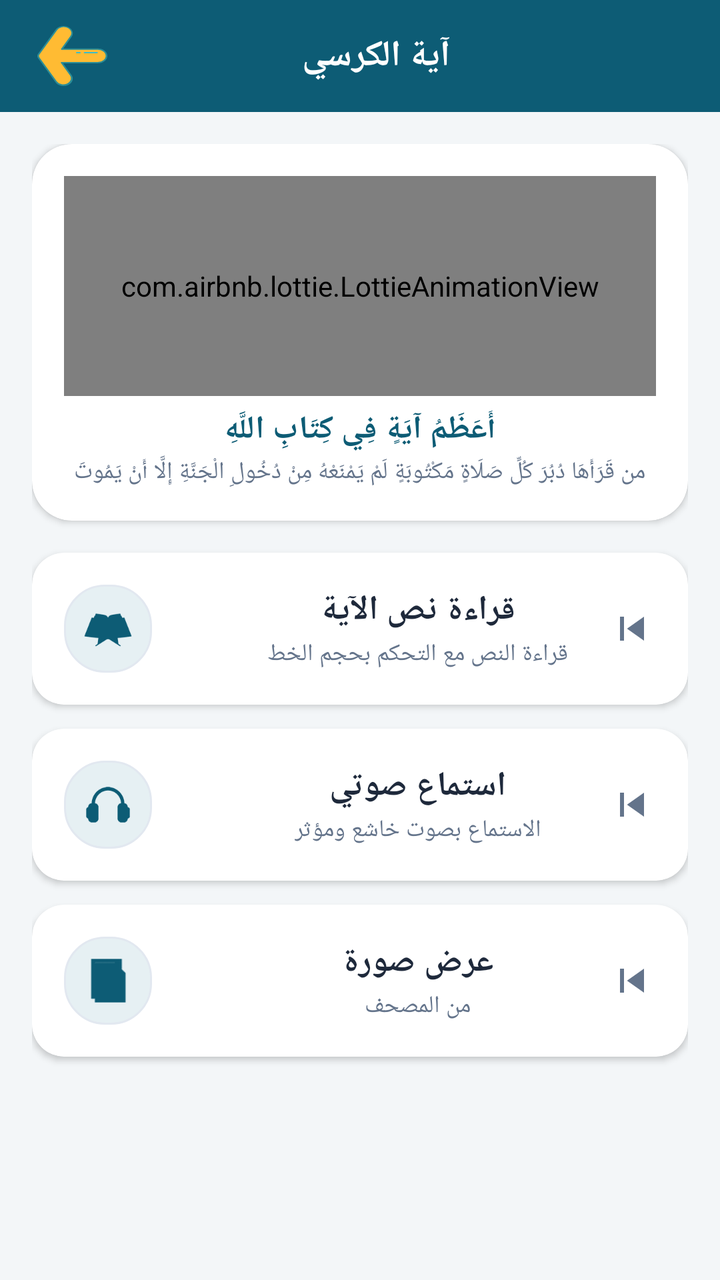
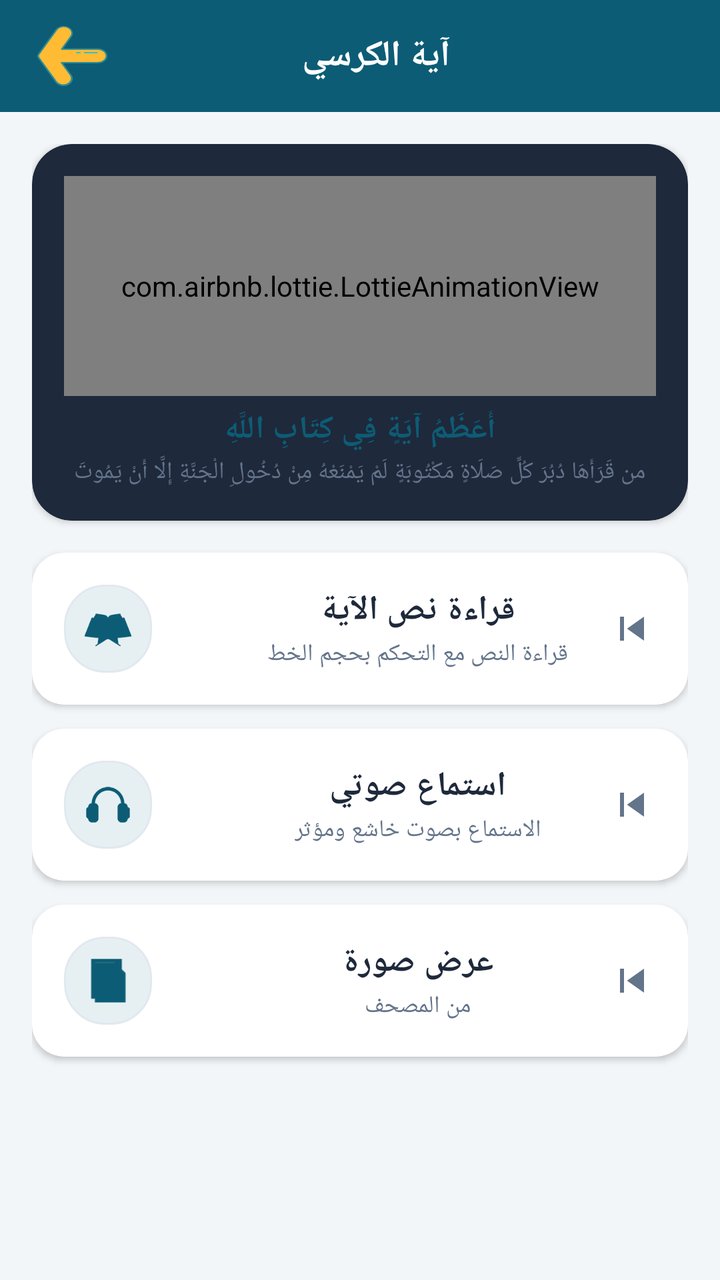

Before-and-after screenshots of an Android layout around one commit, followed by the original layout XML and the change that was made.
<!-- AndroidManifest.xml: application theme AppTheme -->
<!-- res/layout/activity_ayakor.xml -->
<?xml version="1.0" encoding="utf-8"?>
<LinearLayout xmlns:android="http://schemas.android.com/apk/res/android"
    xmlns:app="http://schemas.android.com/apk/res-auto"
    xmlns:tools="http://schemas.android.com/tools"
    android:layout_width="match_parent"
    android:layout_height="match_parent"
    android:background="@color/bg_main"
    android:orientation="vertical"
    tools:context=".ayakor.AyakorActivity">

    
    <com.google.android.material.appbar.AppBarLayout
        android:layout_width="match_parent"
        android:layout_height="wrap_content"
        android:background="@color/colorPrimary">

        <androidx.appcompat.widget.Toolbar
            android:id="@+id/toolbar"
            android:layout_width="match_parent"
            android:layout_height="?attr/actionBarSize"
            android:background="@color/colorPrimary"
            app:popupTheme="@style/AppTheme.PopupOverlay">

            <RelativeLayout
                android:layout_width="match_parent"
                android:layout_height="wrap_content"
                android:paddingEnd="16dp">

                <androidx.appcompat.widget.AppCompatImageButton
                    android:id="@+id/back_button"
                    android:layout_width="40dp"
                    android:layout_height="40dp"
                    android:layout_alignParentStart="true"
                    android:layout_centerVertical="true"
                    android:background="?attr/selectableItemBackgroundBorderless"
                    android:src="@drawable/ic_back_button" />

                <TextView
                    android:id="@+id/toolbar_title"
                    android:layout_width="wrap_content"
                    android:layout_height="wrap_content"
                    android:layout_centerInParent="true"
                    android:fontFamily="@font/flat5"
                    android:text="آية الكرسي"
                    android:textColor="@color/text_white"
                    android:textSize="18sp"
                    android:textStyle="bold" />
            </RelativeLayout>
        </androidx.appcompat.widget.Toolbar>
    </com.google.android.material.appbar.AppBarLayout>

    <ScrollView
        android:layout_width="match_parent"
        android:layout_height="0dp"
        android:layout_weight="1"
        android:fillViewport="true"
        android:scrollbars="none">

        <LinearLayout
            android:layout_width="match_parent"
            android:layout_height="wrap_content"
            android:orientation="vertical"
            android:padding="16dp">

            
            <androidx.cardview.widget.CardView
                android:layout_width="match_parent"
                android:layout_height="wrap_content"
                android:layout_marginBottom="16dp"
                app:cardBackgroundColor="@color/card_bg"
                app:cardCornerRadius="20dp"
                app:cardElevation="2dp">

                <LinearLayout
                    android:layout_width="match_parent"
                    android:layout_height="wrap_content"
                    android:gravity="center"
                    android:orientation="vertical"
                    android:padding="16dp">

                    <com.airbnb.lottie.LottieAnimationView
                        android:id="@+id/animationView"
                        android:layout_width="match_parent"
                        android:layout_height="110dp"
                        app:lottie_autoPlay="true"
                        app:lottie_loop="false"
                        app:lottie_rawRes="@raw/bsmallah" />

                    <TextView
                        android:layout_width="wrap_content"
                        android:layout_height="wrap_content"
                        android:layout_marginTop="6dp"
                        android:fontFamily="@font/cairo_bold"
                        android:text="أَعَظَمُ آيَةٍ فِي كِتَابِ اللَّهِ"
                        android:textColor="@color/colorPrimary"
                        android:textSize="16sp"
                        android:textStyle="bold" />

                    <TextView
                        android:layout_width="wrap_content"
                        android:layout_height="wrap_content"
                        android:layout_marginTop="2dp"
                        android:fontFamily="@font/flat5"
                        android:text="من قَرَأَهَا دُبُرَ كُلِّ صَلَاةٍ مَكْتُوبَةٍ لَمْ يَمْنَعْهُ مِنْ دُخُولِ الْجَنَّةِ إِلَّا أَنْ يَمُوتَ"
                        android:textColor="@color/text_secondary"
                        android:textSize="12sp" />
                </LinearLayout>
            </androidx.cardview.widget.CardView>

            
            <androidx.cardview.widget.CardView
                android:id="@+id/card_text"
                android:layout_width="match_parent"
                android:layout_height="76dp"
                android:layout_marginBottom="12dp"
                android:clickable="true"
                android:focusable="true"
                android:foreground="?attr/selectableItemBackground"
                app:cardBackgroundColor="@color/card_bg"
                app:cardCornerRadius="16dp"
                app:cardElevation="2dp">

                <RelativeLayout
                    android:layout_width="match_parent"
                    android:layout_height="match_parent"
                    android:paddingHorizontal="16dp">

                    <FrameLayout
                        android:id="@+id/icon_text_badge"
                        android:layout_width="44dp"
                        android:layout_height="44dp"
                        android:layout_alignParentStart="true"
                        android:layout_centerVertical="true"
                        android:layout_marginEnd="14dp"
                        android:background="@drawable/bg_badge_primary">

                        <ImageView
                            android:layout_width="24dp"
                            android:layout_height="24dp"
                            android:layout_gravity="center"
                            android:contentDescription="قراءة نص"
                            android:src="@drawable/quq"
                            app:tint="@color/colorPrimary" />
                    </FrameLayout>

                    <LinearLayout
                        android:layout_width="match_parent"
                        android:layout_height="wrap_content"
                        android:layout_centerVertical="true"
                        android:gravity="center"
                        android:layout_toEndOf="@id/icon_text_badge"
                        android:orientation="vertical">

                        <TextView
                            android:layout_width="wrap_content"
                            android:layout_height="wrap_content"
                            android:fontFamily="@font/cairo_bold"
                            android:text="قراءة نص الآية"
                            android:textColor="@color/text_primary"
                            android:textSize="17sp"
                            android:textStyle="bold" />

                        <TextView
                            android:layout_width="wrap_content"
                            android:layout_height="wrap_content"
                            android:layout_marginTop="2dp"
                            android:fontFamily="@font/flat5"
                            android:text="قراءة النص مع التحكم بحجم الخط"
                            android:textColor="@color/text_secondary"
                            android:textSize="12sp" />
                    </LinearLayout>

                    <ImageView
                        android:layout_width="24dp"
                        android:layout_height="24dp"
                        android:layout_alignParentEnd="true"
                        android:layout_centerVertical="true"
                        android:contentDescription="التالي"
                        android:src="@drawable/ic_previous"
                        app:tint="@color/text_secondary" />
                </RelativeLayout>
            </androidx.cardview.widget.CardView>

            
            <androidx.cardview.widget.CardView
                android:id="@+id/card_listen"
                android:layout_width="match_parent"
                android:layout_height="76dp"
                android:layout_marginBottom="12dp"
                android:clickable="true"
                android:focusable="true"
                android:foreground="?attr/selectableItemBackground"
                app:cardBackgroundColor="@color/card_bg"
                app:cardCornerRadius="16dp"
                app:cardElevation="2dp">

                <RelativeLayout
                    android:layout_width="match_parent"
                    android:layout_height="match_parent"
                    android:paddingHorizontal="16dp">

                    <FrameLayout
                        android:id="@+id/icon_listen_badge"
                        android:layout_width="44dp"
                        android:layout_height="44dp"
                        android:layout_alignParentStart="true"
                        android:layout_centerVertical="true"
                        android:layout_marginEnd="14dp"
                        android:background="@drawable/bg_badge_primary">

                        <ImageView
                            android:layout_width="24dp"
                            android:layout_height="24dp"
                            android:layout_gravity="center"
                            android:contentDescription="استماع"
                            android:src="@drawable/lstn"
                            app:tint="@color/colorPrimary" />
                    </FrameLayout>

                    <LinearLayout
                        android:layout_width="match_parent"
                        android:layout_height="wrap_content"
                        android:layout_centerVertical="true"
                        android:gravity="center"
                        android:layout_toEndOf="@id/icon_listen_badge"
                        android:orientation="vertical">

                        <TextView
                            android:layout_width="wrap_content"
                            android:layout_height="wrap_content"
                            android:fontFamily="@font/cairo_bold"
                            android:text="استماع صوتي"
                            android:textColor="@color/text_primary"
                            android:textSize="17sp"
                            android:textStyle="bold" />

                        <TextView
                            android:layout_width="wrap_content"
                            android:layout_height="wrap_content"
                            android:layout_marginTop="2dp"
                            android:fontFamily="@font/flat5"
                            android:text="الاستماع بصوت خاشع ومؤثر"
                            android:textColor="@color/text_secondary"
                            android:textSize="12sp" />
                    </LinearLayout>

                    <ImageView
                        android:layout_width="24dp"
                        android:layout_height="24dp"
                        android:layout_alignParentEnd="true"
                        android:layout_centerVertical="true"
                        android:contentDescription="التالي"
                        android:src="@drawable/ic_previous"
                        app:tint="@color/text_secondary" />
                </RelativeLayout>
            </androidx.cardview.widget.CardView>

            
            <androidx.cardview.widget.CardView
                android:id="@+id/card_pic"
                android:layout_width="match_parent"
                android:layout_height="76dp"
                android:layout_marginBottom="12dp"
                android:clickable="true"
                android:focusable="true"
                android:foreground="?attr/selectableItemBackground"
                app:cardBackgroundColor="@color/card_bg"
                app:cardCornerRadius="16dp"
                app:cardElevation="2dp">

                <RelativeLayout
                    android:layout_width="match_parent"
                    android:layout_height="match_parent"
                    android:paddingHorizontal="16dp">

                    <FrameLayout
                        android:id="@+id/icon_pic_badge"
                        android:layout_width="44dp"
                        android:layout_height="44dp"
                        android:layout_alignParentStart="true"
                        android:layout_centerVertical="true"
                        android:layout_marginEnd="14dp"
                        android:background="@drawable/bg_badge_primary">

                        <ImageView
                            android:layout_width="24dp"
                            android:layout_height="24dp"
                            android:layout_gravity="center"
                            android:contentDescription="قراءة صورة"
                            android:src="@drawable/file"
                            app:tint="@color/colorPrimary" />
                    </FrameLayout>

                    <LinearLayout
                        android:layout_width="match_parent"
                        android:layout_height="wrap_content"
                        android:layout_centerVertical="true"
                        android:gravity="center"
                        android:layout_toEndOf="@id/icon_pic_badge"
                        android:orientation="vertical">

                        <TextView
                            android:layout_width="wrap_content"
                            android:layout_height="wrap_content"
                            android:fontFamily="@font/cairo_bold"
                            android:text="عرض صورة"
                            android:textColor="@color/text_primary"
                            android:textSize="17sp"
                            android:textStyle="bold" />

                        <TextView
                            android:layout_width="wrap_content"
                            android:layout_height="wrap_content"
                            android:layout_marginTop="2dp"
                            android:fontFamily="@font/flat5"
                            android:text="من المصحف"
                            android:textColor="@color/text_secondary"
                            android:textSize="12sp" />
                    </LinearLayout>

                    <ImageView
                        android:layout_width="24dp"
                        android:layout_height="24dp"
                        android:layout_alignParentEnd="true"
                        android:layout_centerVertical="true"
                        android:contentDescription="التالي"
                        android:src="@drawable/ic_previous"
                        app:tint="@color/text_secondary" />
                </RelativeLayout>
            </androidx.cardview.widget.CardView>

        </LinearLayout>
    </ScrollView>
</LinearLayout>
<!-- resources referenced by this layout -->
<resources>
  <color name="bg_main">#F3F6F8</color>
  <color name="card_bg">#FFFFFF</color>
  <color name="colorPrimary">#0D5C75</color>
  <color name="text_primary">#1E293B</color>
  <color name="text_secondary">#64748B</color>
  <color name="text_white">#FFFFFF</color>
  <!-- drawable bg_badge_primary (drawable) -->
  <?xml version="1.0" encoding="utf-8"?>
  <shape xmlns:android="http://schemas.android.com/apk/res/android"
      android:shape="rectangle">
      <corners android:radius="20dp" />
      <solid android:color="@color/chip_bg" />
      <stroke android:width="1dp" android:color="@color/card_stroke" />
  </shape>
  <!-- drawable file: png bitmap (drawable, 406 bytes) -->
  <!-- drawable ic_back_button (drawable) -->
  <vector xmlns:android="http://schemas.android.com/apk/res/android"
      android:width="35dp"
      android:height="30dp"
      android:viewportWidth="168.75"
      android:viewportHeight="181.67">
    <path
        android:pathData="M3.51,85.16a11.35,11.35 0,0 0,0 11.33l42.15,73A20.28,20.28 0,0 0,73.36 177h0a20.28,20.28 0,0 0,7.42 -27.69L58.57,110.79h87.91a20.27,20.27 0,0 0,20.27 -20.27h0a20.27,20.27 0,0 0,-20.27 -20.28H58.92L80.77,32.4A20.27,20.27 0,0 0,73.35 4.71h0a20.26,20.26 0,0 0,-27.68 7.42Z"
        android:fillColor="#FFBB33"/>
    <path
        android:pathData="M57.46,180.9a22.11,22.11 0,0 1,-13.53 -10.37l-42.15,-73a13.38,13.38 0,0 1,0 -13.33h0l42.15,-73A22.3,22.3 0,0 1,74.35 3,22.27 22.27,0 0,1 82.51,33.4L62.39,68.25h84.09a22.27,22.27 0,1 1,0 44.54H62l20.48,35.46a22.28,22.28 0,0 1,-19.26 33.42A22,22 0,0 1,57.46 180.9ZM58.92,72.25a2,2 0,0 1,-1.73 -1,2 2,0 0,1 0,-2L79,31.4A18.27,18.27 0,1 0,47.4 13.13l-42.16,73a9.36,9.36 0,0 0,0 9.33l42.16,73A18.27,18.27 0,0 0,79 150.25L56.83,111.79a2,2 0,0 1,0 -2,2 2,0 0,1 1.74,-1h87.91a18.27,18.27 0,1 0,0 -36.54Z"
        android:fillColor="#2C8E97"/>
    <path
        android:pathData="M113.87,82.88h29.95a2,2 0,0 0,0 -4H113.87a2,2 0,0 0,0 4Z"
        android:fillColor="#3ABCC9"/>
    <path
        android:pathData="M95.12,82.88h7.54a2,2 0,0 0,0 -4H95.12a2,2 0,0 0,0 4Z"
        android:fillColor="#3ABCC9"/>
  </vector>
  <!-- drawable ic_previous (drawable) -->
  <vector android:alpha="1"
      android:height="24dp" android:viewportHeight="24"
      android:viewportWidth="24" android:width="24dp" xmlns:android="http://schemas.android.com/apk/res/android">
      <path android:fillColor="#FF000000" android:pathData="M6,18V6H8V18H6M9.5,12L18,6V18L9.5,12Z"/>
  </vector>
  <!-- drawable lstn: png bitmap (drawable, 1467 bytes) -->
  <!-- drawable quq: png bitmap (drawable, 3387 bytes) -->
  <style name="AppTheme.PopupOverlay" parent="ThemeOverlay.MaterialComponents.Light" />
  <style name="AppTheme" parent="Theme.MaterialComponents.DayNight.NoActionBar">
          
          <item name="colorPrimary">@color/colorPrimary</item>
          <item name="colorPrimaryDark">@color/colorPrimaryDark</item>
          <item name="colorAccent">@color/colorAccent</item>
          <item name="android:statusBarColor">@color/colorPrimaryDark</item>
          <item name="android:windowBackground">@color/bg_main</item>
  
          
          <item name="bg">@color/bg_main</item>
          <item name="cardViewBackground">@color/card_bg</item>
          <item name="primaryTextColor">@color/text_primary</item>
          <item name="SecondaryTextColor">@color/text_secondary</item>
          <item name="btn_bg">@color/colorPrimary</item>
          <item name="mainItemsColor">@color/colorPrimary</item>
      </style>
  <color name="chip_bg">#E6F0F3</color>
  <color name="card_stroke">#E2E8F0</color>
  <color name="colorPrimaryDark">#083E50</color>
  <color name="colorAccent">#D4AF37</color>
</resources>

<!-- the commit's change to res/layout/activity_ayakor.xml (unified diff, before → after) -->
@@ -67,7 +67,7 @@
                 android:layout_width="match_parent"
                 android:layout_height="wrap_content"
                 android:layout_marginBottom="16dp"
-                app:cardBackgroundColor="@color/card_bg"
+                app:cardBackgroundColor="#1E293B"
                 app:cardCornerRadius="20dp"
                 app:cardElevation="2dp">
 
